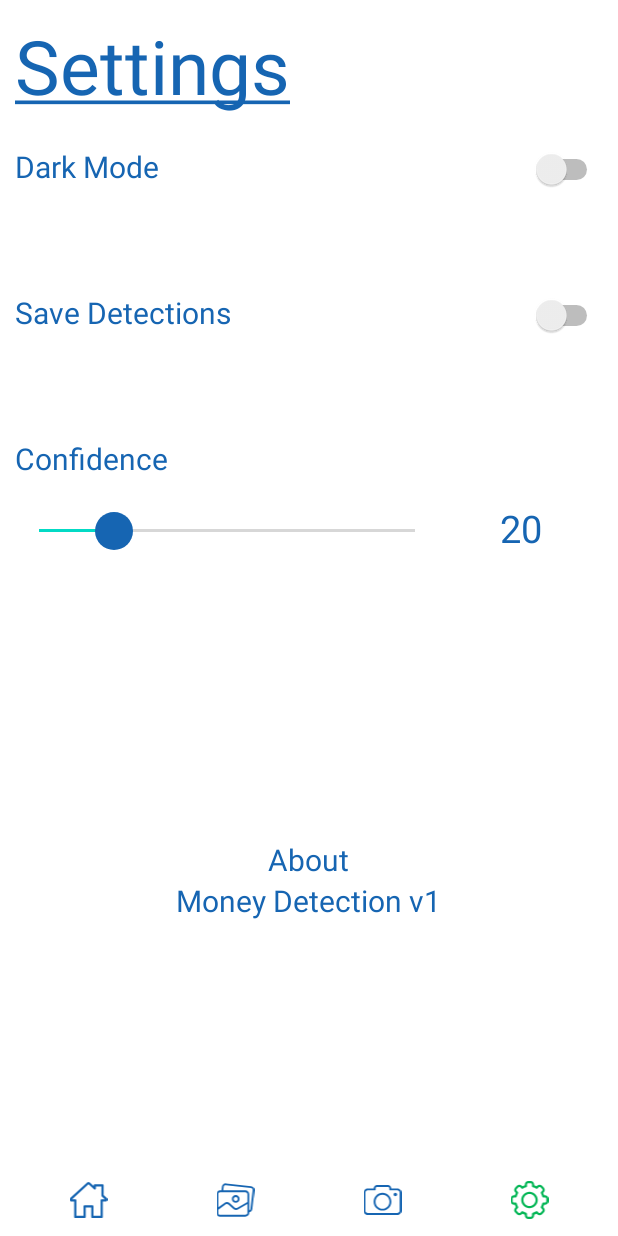
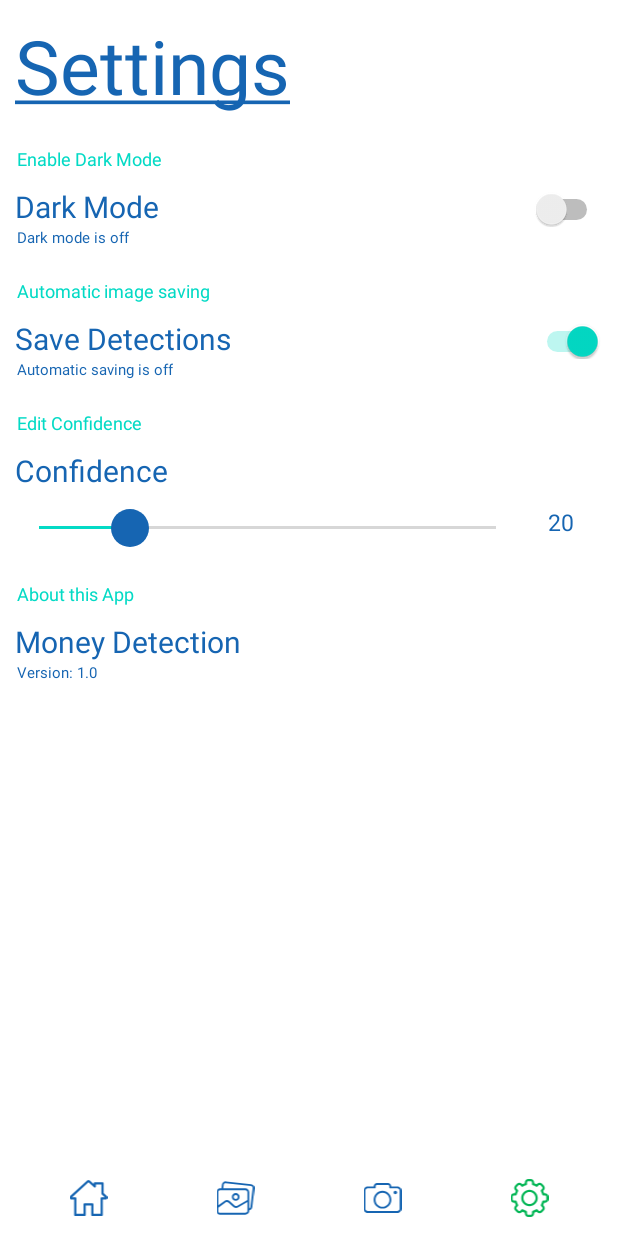
Before and after one commit to Maxwell2Gyamfi/Android-Coins-Detection, an Android app: the screen it shows after launch (Settings), after a tap on "Settings", on a phone screen of 412 x 824 dp. Run offline under Robolectric (Android 15) with nearby library versions, the phone set to English and light mode, and no system bars.

Commit message:
settings page
Improve settings page with different font and colors

```diff
--- a/app/src/main/AndroidManifest.xml
+++ b/app/src/main/AndroidManifest.xml
@@ -48,6 +48,7 @@
                 <category android:name="android.intent.category.LAUNCHER" />
             </intent-filter>
         </activity>
+        <activity android:name=".MyPreference" />
     </application>
 
 </manifest>
--- a/app/src/main/java/com/example/coinsdetection/ConfidenceDialog.kt
+++ b/app/src/main/java/com/example/coinsdetection/ConfidenceDialog.kt
@@ -26,6 +26,7 @@ open class ConfidenceDialog(private val pyConfidence:String): AppCompatDialogFra
         dialogBuilder.setNegativeButton("Cancel") { _, _ ->
 
         }
+
         seekBar = dialogView.findViewById(R.id.seekConfidence)
         seekVal = dialogView.findViewById(R.id.seekValue)
 
@@ -61,7 +62,6 @@ open class ConfidenceDialog(private val pyConfidence:String): AppCompatDialogFra
             )
         }
     }
-
     interface ConfidenceDialogListener {
         fun applyTexts(confidence: kotlin.String)
     }
--- a/app/src/main/java/com/example/coinsdetection/DataBaseHelper.kt
+++ b/app/src/main/java/com/example/coinsdetection/DataBaseHelper.kt
@@ -33,7 +33,6 @@ class DataBaseHandler(var context: Context) : SQLiteOpenHelper(context, DATABASE
     }
 
     fun insertData(image: SavedImages) {
-
         val database = this.writableDatabase
         val contentValues = ContentValues()
         contentValues.put(COL_NAME, image.imageName)
@@ -47,13 +46,15 @@ class DataBaseHandler(var context: Context) : SQLiteOpenHelper(context, DATABASE
 
         contentValues.put(COL_IMAGE, byteImage)
 
-
-        val result = database.insert(TABLENAME, null, contentValues)
-        if (result == (0).toLong()) {
+        when (database.insert(TABLENAME, null, contentValues)) {
+            (0).toLong() -> {
                 Toast.makeText(context, "Failed", Toast.LENGTH_SHORT).show()
-        } else {
+            }
+            else -> {
                 Toast.makeText(context, "Added image to recents", Toast.LENGTH_SHORT).show()
             }
+        }
+        database.close()
 
     }
 
@@ -62,8 +63,7 @@ class DataBaseHandler(var context: Context) : SQLiteOpenHelper(context, DATABASE
         val db = this.readableDatabase
         val query = "Select * from $TABLENAME ORDER BY $COL_ID DESC"
         val result = db.rawQuery(query, null)
-        if (result.moveToFirst()) {
-            do {
+        if (result.moveToFirst()) do {
             val id = result.getString(result.getColumnIndex(COL_ID)).toInt()
             val imagename = result.getString(result.getColumnIndex(COL_NAME))
             val totalObjects = result.getInt(result.getColumnIndex(COL_OBJECTS))
@@ -73,37 +73,31 @@ class DataBaseHandler(var context: Context) : SQLiteOpenHelper(context, DATABASE
             val retrievedImage = SavedImages(id, imagename, totalObjects, totalCost, bitmap)
             list.add(retrievedImage)
         } while (result.moveToNext())
-        }
+        db.close()
         return list
     }
 
     fun getImage(imageID: Int): Bitmap {
         val db = this.readableDatabase
-
         val query = "Select $COL_IMAGE from $TABLENAME WHERE $COL_ID = $imageID"
         val result = db.rawQuery(query, null)
-
         result.moveToFirst()
         var image: ByteArray = result.getBlob(result.getColumnIndex(COL_IMAGE))
-
+        db.close()
         return BitmapFactory.decodeByteArray(image, 0, image.size)
     }
     fun deleteData(imageID: Int){
         val db = this.readableDatabase
-
         val query = "Delete from $TABLENAME WHERE $COL_ID = $imageID"
         val result = db.rawQuery(query, null)
-
         result.moveToFirst()
-
+        db.close()
         Toast.makeText(context, "Successfully deleted image", Toast.LENGTH_SHORT).show()
     }
     fun deleteAllData(){
         val db = this.readableDatabase
-
         val query = "Delete from $TABLENAME"
         val result = db.rawQuery(query, null)
-
         result.moveToFirst()
         db.close()
     }
--- a/app/src/main/java/com/example/coinsdetection/DetectionResults.kt
+++ b/app/src/main/java/com/example/coinsdetection/DetectionResults.kt
@@ -1,7 +1,9 @@
 package com.example.coinsdetection
 
 import android.content.ActivityNotFoundException
+import android.content.Context
 import android.content.Intent
+import android.content.SharedPreferences
 import android.graphics.Bitmap
 import android.graphics.BitmapFactory
 import android.graphics.Color
@@ -59,14 +61,13 @@ class DetectionResults : AppCompatActivity(), ConfidenceDialog.ConfidenceDialogL
     private lateinit var selectedMny:String
     private var totalItems: Int = 0
     private var totalCost:Double =0.0
-
+    private val sharedPrefFile = "settingsPref"
 
     override fun onCreate(savedInstanceState: Bundle?) {
         super.onCreate(savedInstanceState)
         setContentView(R.layout.activity_detection_results)
-
         selectedOption = intent.getStringExtra("selected").toString()
-
+        getYoloConfidence()
         when (selectedOption) {
             "camera" -> takePicture()
             "gallery" -> openGallery()
@@ -83,7 +84,7 @@ class DetectionResults : AppCompatActivity(), ConfidenceDialog.ConfidenceDialogL
     @RequiresApi(Build.VERSION_CODES.N)
     fun openConfidenceOverlay(view: View) {
         val conf = getConfidence()
-        val confidenceDialog = ConfidenceDialog(conf)
+        var confidenceDialog = ConfidenceDialog(conf)
         confidenceDialog.show(supportFragmentManager, "confidence")
     }
 
@@ -97,9 +98,15 @@ class DetectionResults : AppCompatActivity(), ConfidenceDialog.ConfidenceDialogL
     }
 
     private fun saveImageDB(){
-        var name: String = "Detection" + UUID.randomUUID().toString()
-        val imageToSave = SavedImages(0, name, totalItems, totalCost, inferenceBitmap)
-        db.insertData(imageToSave)
+
+        val sharedPreferences = this.getSharedPreferences(sharedPrefFile, Context.MODE_PRIVATE)
+        val autosave = sharedPreferences.getBoolean("autosave", true)
+
+        if (autosave) {
+            var name: String = "Detection" + UUID.randomUUID().toString()
+            val imageToSave = SavedImages(0, name, totalItems, totalCost, inferenceBitmap)
+            db.insertData(imageToSave)
+        }
     }
 
     fun showResults(view: View){
@@ -135,6 +142,16 @@ class DetectionResults : AppCompatActivity(), ConfidenceDialog.ConfidenceDialogL
         val conf = pyobj.callAttr("getConfidence")
         return conf.toString()
     }
+
+    private fun getYoloConfidence(){
+        val sharedPreferences: SharedPreferences = this.getSharedPreferences(
+            sharedPrefFile,
+            Context.MODE_PRIVATE
+        )
+        val yoloValue = sharedPreferences.getInt("confidence", 20)
+        pyobj.callAttr("changeConfidence", yoloValue)
+    }
+
     private fun initInference(image: Bitmap, selectedItem: String){
         CoroutineScope(Dispatchers.Main).launch {
             progressBarDetection.visibility = View.VISIBLE
--- a/app/src/main/java/com/example/coinsdetection/MainActivity.kt
+++ b/app/src/main/java/com/example/coinsdetection/MainActivity.kt
@@ -3,7 +3,6 @@ package com.example.coinsdetection
 import android.app.AlertDialog
 import android.content.Context
 import android.content.Intent
-import android.content.SharedPreferences
 import android.os.Bundle
 import android.view.View
 import androidx.appcompat.app.AppCompatActivity
@@ -13,41 +12,26 @@ import kotlinx.android.synthetic.main.activity_main.*
 
 class MainActivity : AppCompatActivity() {
     private lateinit var mainAdapter:RecycleViewAdapter
-    private val sharedPrefFile = "darkmodePref"
+    private val sharedPrefFile = "settingsPref"
     private var db = DataBaseHandler(this)
     override fun onCreate(savedInstanceState: Bundle?) {
         super.onCreate(savedInstanceState)
         setContentView(R.layout.activity_main)
-
-        val sharedPreferences: SharedPreferences = this.getSharedPreferences(sharedPrefFile,
-            Context.MODE_PRIVATE)
-
-        val sharedDarkValue = sharedPreferences.getBoolean("isdark",false)
-
-        if(sharedDarkValue){
-            AppCompatDelegate.setDefaultNightMode(AppCompatDelegate.MODE_NIGHT_YES)
-        }
-        else{
-            AppCompatDelegate.setDefaultNightMode(AppCompatDelegate.MODE_NIGHT_NO)
-        }
-
+        checkDarkMode()
         var recentImages = readImages()
          mainAdapter = RecycleViewAdapter(this, recentImages)
          history_images_rv.layoutManager = GridLayoutManager(this, 4)
          history_images_rv.adapter = mainAdapter
-
     }
 
     private fun readImages(): MutableList<SavedImages> {
-
-        var imagesDB: MutableList<SavedImages> = db.readData()
-        db.close()
-        return  imagesDB
+        return db.readData()
     }
 
     fun selectedPage(view: View){
        when(view.id){
-           R.id.homeBtn -> {}
+           R.id.homeBtn -> {
+           }
            R.id.cameraBtn -> {
                val intent = Intent(applicationContext, DetectionResults::class.java).apply {
                    putExtra("selected", "camera").toString()
@@ -69,9 +53,8 @@ class MainActivity : AppCompatActivity() {
        }
     }
 
-    fun deleteAll(view:View){
+    fun deleteAll(view: View){
         val dialogBuilder = AlertDialog.Builder(this, R.style.AlertDialogCustom)
-
         dialogBuilder.setTitle("Delete Everything")
         dialogBuilder.setPositiveButton("Confirm") { _, _ ->
             db.deleteAllData()
@@ -79,8 +62,15 @@ class MainActivity : AppCompatActivity() {
             startActivity(intent)
             finish()
         }
-        dialogBuilder.setNegativeButton("Close"){_,_ ->}
+        dialogBuilder.setNegativeButton("Close"){ _, _ ->}
         dialogBuilder.setMessage("Are you sure you want to delete all images?")
         dialogBuilder.show()
     }
+    private fun checkDarkMode(){
+        val sharedPreferences = this.getSharedPreferences(sharedPrefFile, Context.MODE_PRIVATE)
+        val sharedDarkValue = sharedPreferences.getBoolean("isdark", false)
+        if(sharedDarkValue) AppCompatDelegate.setDefaultNightMode(AppCompatDelegate.MODE_NIGHT_YES)
+        else AppCompatDelegate.setDefaultNightMode(AppCompatDelegate.MODE_NIGHT_NO)
+    }
+
 }
--- a/app/src/main/java/com/example/coinsdetection/Settings.kt
+++ b/app/src/main/java/com/example/coinsdetection/Settings.kt
@@ -5,30 +5,93 @@ import android.content.Intent
 import android.content.SharedPreferences
 import android.os.Bundle
 import android.view.View
+import android.widget.SeekBar
 import androidx.appcompat.app.AppCompatActivity
 import androidx.appcompat.app.AppCompatDelegate
 import kotlinx.android.synthetic.main.activity_settings.*
 
 class Settings : AppCompatActivity() {
-    private val sharedPrefFile = "darkmodePref"
+    private val sharedPrefFile = "settingsPref"
     override fun onCreate(savedInstanceState: Bundle?) {
         super.onCreate(savedInstanceState)
         setContentView(R.layout.activity_settings)
+
         val sharedPreferences: SharedPreferences = this.getSharedPreferences(sharedPrefFile,
             Context.MODE_PRIVATE)
+        val editor:SharedPreferences.Editor =  sharedPreferences.edit()
 
         val sharedDarkValue = sharedPreferences.getBoolean("isdark",false)
+        val yoloconfidence = sharedPreferences.getInt("confidence",20)
+        val confidenceText = sharedPreferences.getString("confidenceText","20")
+        val autoSaveImages = sharedPreferences.getBoolean("autosave",true)
+        val automaticsaveText = sharedPreferences.getString("autosavetext","Automatic saving is off")
+        val darkmodeText = sharedPreferences.getString("darkmodetext", "Dark mode is off")
+
         darkModeSwitch.isChecked = sharedDarkValue
+        autoSaveSwitch.isChecked = autoSaveImages
+        settingsConfidence.progress = yoloconfidence
+        seekSettingsValue.text = confidenceText
+        automaticModeSummaryText.text = automaticsaveText
+        nightModeSummaryText.text = darkmodeText
 
+        darkModeListener(editor)
+        settingsConfidenceListener(editor)
+        autoSaveListener(editor)
+
+    }
+
+    private fun darkModeListener(editor: SharedPreferences.Editor){
         darkModeSwitch.setOnCheckedChangeListener { _, _ ->
-            val editor:SharedPreferences.Editor =  sharedPreferences.edit()
-            if (darkModeSwitch.isChecked) {
-                editor.putBoolean("isdark",true)
-                AppCompatDelegate.setDefaultNightMode(AppCompatDelegate.MODE_NIGHT_YES)
+            when {
+                darkModeSwitch.isChecked -> {
+                    editor.putBoolean("isdark",true)
+                    editor.putString("darkmodetext","Dark mode is on")
+                    AppCompatDelegate.setDefaultNightMode(AppCompatDelegate.MODE_NIGHT_YES)
+
+                }
+                else -> {
+                    editor.putBoolean("isdark",false)
+                    editor.putString("darkmodetext","Dark mode is off")
+                    AppCompatDelegate.setDefaultNightMode(AppCompatDelegate.MODE_NIGHT_NO)
+
+                }
+            }
+            editor.apply()
+            editor.commit()
+        }
+    }
+
+    private fun settingsConfidenceListener(editor:SharedPreferences.Editor){
+        settingsConfidence.setOnSeekBarChangeListener(object : SeekBar.OnSeekBarChangeListener {
+            override fun onProgressChanged(seekBar: SeekBar, progress: Int, fromUser: Boolean) {
+                seekSettingsValue.text = progress.toString()
+                editor.putInt("confidence",progress)
+                editor.putString("confidenceText",progress.toString())
+                editor.apply()
+                editor.commit()
+            }
+
+            override fun onStartTrackingTouch(seekBar: SeekBar) {
+                // TODO Auto-generated method stub
+            }
+
+            override fun onStopTrackingTouch(seekBar: SeekBar) {
+                // TODO Auto-generated method stub
+            }
+        })
+    }
+
+    private fun autoSaveListener(editor: SharedPreferences.Editor){
+        autoSaveSwitch.setOnCheckedChangeListener { _, _ ->
+            if (autoSaveSwitch.isChecked) {
+                editor.putBoolean("autosave",true)
+                editor.putString("autosavetext","Automatic saving is on")
+                automaticModeSummaryText.text = "Automatic saving is on"
 
             } else {
-                editor.putBoolean("isdark",false)
-                AppCompatDelegate.setDefaultNightMode(AppCompatDelegate.MODE_NIGHT_NO)
+                editor.putBoolean("autosave",false)
+                editor.putString("autosavetext","Automatic saving is off")
+                automaticModeSummaryText.text = "Automatic saving is off"
             }
             editor.apply()
             editor.commit()
--- a/app/src/main/res/layout/activity_settings.xml
+++ b/app/src/main/res/layout/activity_settings.xml
@@ -34,12 +34,30 @@
         android:layout_width="match_parent"
         android:layout_height="wrap_content"
         android:layout_margin="10dp"
-        android:orientation="horizontal"
+        android:orientation="vertical"
         android:weightSum="1"
         app:layout_constraintBottom_toTopOf="@id/autoSaveDetection"
         app:layout_constraintLeft_toLeftOf="parent"
         app:layout_constraintRight_toRightOf="parent"
         app:layout_constraintTop_toBottomOf="@id/settingsTitle">
+
+
+        <TextView
+            android:layout_width="wrap_content"
+            android:layout_marginLeft="1dp"
+            android:layout_marginBottom="10dp"
+            android:layout_height="wrap_content"
+            android:textColor="@color/teal_200"
+            app:layout_constraintLeft_toLeftOf="parent"
+            android:text="Enable Dark Mode"
+            android:textSize="12sp">
+
+        </TextView>
+
+        <LinearLayout
+            android:layout_width="match_parent"
+            android:layout_height="match_parent"
+            android:orientation="horizontal">
 
         <TextView
             android:layout_width="wrap_content"
@@ -53,25 +71,51 @@
             android:id="@+id/darkModeSwitch"
             android:layout_width="wrap_content"
             android:layout_height="wrap_content"
-            android:layout_marginBottom="50dp"
             android:layout_weight="0.2"
             android:enabled="true"
             app:thumbTint="@color/custom_blue"/>
 
+        </LinearLayout>
+
+        <TextView
+            android:id="@+id/nightModeSummaryText"
+            android:layout_width="wrap_content"
+            android:layout_height="wrap_content"
+            android:textColor="@color/custom_blue"
+            android:text="Dark mode is off"
+            android:layout_marginLeft="1dp"
+            android:textSize="10sp">
+
+        </TextView>
+
     </LinearLayout>
-
 
     <LinearLayout
         android:id="@+id/autoSaveDetection"
         android:layout_width="match_parent"
         android:layout_height="wrap_content"
         android:layout_margin="10dp"
-        android:orientation="horizontal"
+        android:orientation="vertical"
         android:weightSum="1"
-        app:layout_constraintBottom_toTopOf="@id/confidenceText"
+        app:layout_constraintBottom_toTopOf="@id/confidenceSeek"
         app:layout_constraintLeft_toLeftOf="parent"
         app:layout_constraintRight_toRightOf="parent"
         app:layout_constraintTop_toBottomOf="@id/darkMode_ll">
+
+        <TextView
+            android:layout_width="wrap_content"
+            android:layout_marginLeft="1dp"
+            android:layout_marginBottom="10dp"
+            android:layout_height="wrap_content"
+            android:textColor="@color/teal_200"
+            android:text="Automatic image saving"
+            android:textSize="12sp">
+        </TextView>
+
+        <LinearLayout
+            android:layout_width="match_parent"
+            android:layout_height="match_parent"
+            android:orientation="horizontal">
 
         <TextView
             android:layout_width="wrap_content"
@@ -82,48 +126,68 @@
             android:textSize="20sp"></TextView>
 
         <Switch
+            android:id="@+id/autoSaveSwitch"
             android:layout_width="wrap_content"
             android:layout_height="wrap_content"
-            android:layout_marginBottom="50dp"
             android:layout_weight="0.2"
             android:enabled="true"
             app:thumbTint="@color/custom_blue"/>
+        </LinearLayout>
+
+        <TextView
+            android:layout_width="wrap_content"
+            android:layout_height="wrap_content"
+            android:textColor="@color/custom_blue"
+            android:id="@+id/automaticModeSummaryText"
+            android:text="Automatic saving is off"
+            android:layout_marginLeft="1dp"
+            android:layout_marginBottom="10dp"
+            android:textSize="10sp">
+
+        </TextView>
 
     </LinearLayout>
 
-
-    <TextView
-        android:id="@+id/confidenceText"
-        android:layout_width="match_parent"
-        android:layout_height="wrap_content"
-        android:layout_margin="10dp"
-        android:text="Confidence"
-        android:textColor="@color/custom_blue"
-        android:textSize="20sp"
-        app:layout_constraintBottom_toTopOf="@id/confidenceSeek"
-        app:layout_constraintLeft_toLeftOf="parent"
-        app:layout_constraintRight_toRightOf="parent"
-        app:layout_constraintTop_toBottomOf="@id/autoSaveDetection">
-
-
-    </TextView>
 
     <LinearLayout
         android:id="@+id/confidenceSeek"
         android:layout_width="match_parent"
         android:layout_height="wrap_content"
         android:layout_margin="10dp"
-        android:orientation="horizontal"
+        android:orientation="vertical"
         android:weightSum="1"
         app:layout_constraintLeft_toLeftOf="parent"
         app:layout_constraintRight_toRightOf="parent"
-        app:layout_constraintTop_toBottomOf="@id/confidenceText">
+        app:layout_constraintTop_toBottomOf="@id/autoSaveDetection">
 
+        <TextView
+            android:id="@+id/confidenceText"
+            android:layout_width="match_parent"
+            android:layout_height="wrap_content"
+            android:text="Edit Confidence"
+            android:layout_marginBottom="10dp"
+            android:layout_marginLeft="1dp"
+            android:textColor="@color/teal_200"
+            android:textSize="12sp">
+        </TextView>
+
+        <TextView
+            android:layout_width="match_parent"
+            android:layout_height="wrap_content"
+            android:text="Confidence"
+            android:textColor="@color/custom_blue"
+            android:textSize="20sp">
+        </TextView>
+
+        <LinearLayout
+            android:layout_width="match_parent"
+            android:orientation="horizontal"
+            android:layout_height="wrap_content">
         <SeekBar
             android:id="@+id/settingsConfidence"
             android:layout_width="0dp"
             android:layout_height="50dp"
-            android:layout_weight="0.8"
+            android:layout_weight="0.95"
             android:max="100"
             android:progress="20"
             android:splitTrack="false"
@@ -133,13 +197,14 @@
             android:id="@+id/seekSettingsValue"
             android:layout_width="wrap_content"
             android:layout_height="wrap_content"
-            android:layout_weight="0.2"
-            android:padding="5dp"
+            android:layout_weight="0.05"
             android:text="20"
+            android:padding="10dp"
             android:textAlignment="center"
             android:textColor="@color/custom_blue"
-            android:textSize="25sp"></TextView>
+            android:textSize="15sp"></TextView>
 
+        </LinearLayout>
 
     </LinearLayout>
 
@@ -148,32 +213,38 @@
         android:id="@+id/linearLayoutAbout"
         android:layout_width="match_parent"
         android:layout_height="wrap_content"
-        android:layout_marginHorizontal="10dp"
-        android:layout_marginTop="180dp"
-        android:gravity="center"
         android:orientation="vertical"
-        app:layout_constraintHorizontal_bias="0.526"
+        android:layout_margin="10dp"
         app:layout_constraintLeft_toLeftOf="parent"
         app:layout_constraintRight_toRightOf="parent"
         app:layout_constraintTop_toBottomOf="@id/confidenceSeek">
 
         <TextView
             android:layout_width="wrap_content"
+            android:layout_marginLeft="1dp"
+            android:layout_marginBottom="10dp"
             android:layout_height="wrap_content"
-            android:layout_gravity="center"
-            android:text="About"
-            android:textColor="@color/custom_blue"
-            android:textSize="20sp">
-
+            android:textColor="@color/teal_200"
+            app:layout_constraintLeft_toLeftOf="parent"
+            android:text="About this App"
+            android:textSize="12sp">
         </TextView>
 
         <TextView
             android:layout_width="wrap_content"
             android:layout_height="wrap_content"
-            android:layout_gravity="center"
-            android:text="Money Detection v1"
+            android:text="Money Detection"
             android:textColor="@color/custom_blue"
             android:textSize="20sp"></TextView>
+
+        <TextView
+            android:layout_width="wrap_content"
+            android:layout_height="wrap_content"
+            android:textColor="@color/custom_blue"
+            android:text="Version: 1.0"
+            android:layout_marginLeft="1dp"
+            android:layout_marginBottom="10dp"
+            android:textSize="10sp"/>
 
     </LinearLayout>
 
@@ -204,6 +275,8 @@
         android:onClick="selectedPage"
         android:contentDescription="Home">
     </ImageButton>
+
+
     <ImageButton
         android:id="@+id/galleryBtn"
         android:layout_width="0dp"
--- a/app/src/main/res/layout/delete_all_dialog.xml
+++ /dev/null
@@ -1,6 +0,0 @@
-<?xml version="1.0" encoding="utf-8"?>
-<androidx.constraintlayout.widget.ConstraintLayout
-    xmlns:android="http://schemas.android.com/apk/res/android" android:layout_width="match_parent"
-    android:layout_height="match_parent">
-
-</androidx.constraintlayout.widget.ConstraintLayout>
--- a/app/src/main/res/values-night/themes.xml
+++ b/app/src/main/res/values-night/themes.xml
@@ -15,6 +15,8 @@
         <item name="android:windowNoTitle">true</item>
         <item name="windowNoTitle">true</item>
         <item name="android:textAllCaps">false</item>
+        <item name="android:textColor">@color/white</item>
+
     </style>
 
     <style name="AlertDialogCustom" parent="Theme.AppCompat.Dialog">
@@ -24,6 +26,7 @@
         <item name="android:textColorPrimary">@color/white</item>
         <!-- Used for the background -->
         <item name="android:background">@color/custom_blue</item>
+
     </style>
 
     <style name="AlertDialogResults" parent="Theme.AppCompat.DayNight.Dialog">
--- a/app/src/main/res/values/themes.xml
+++ b/app/src/main/res/values/themes.xml
@@ -17,18 +17,9 @@
 
         <item name="android:textAllCaps">false</item>
 
-        <item name="android:activityOpenEnterAnimation">
-            @anim/slide_in_right</item>
-        <item name="android:activityOpenExitAnimation">
-            @anim/slide_out_left</item>
-        <item name="android:activityCloseEnterAnimation">
-            @anim/slide_in_left</item>
-        <item name="android:activityCloseExitAnimation">
-            @anim/slide_out_right</item>
+        <!-- Customize your theme here. -->
 
-        <!-- Customize your theme here. -->
     </style>
-
 
     <style name="AlertDialogCustom" parent="Theme.AppCompat.Dialog">
         <!-- Used for the buttons -->
```
Lines whose indentation alone changed are shown as unchanged.
